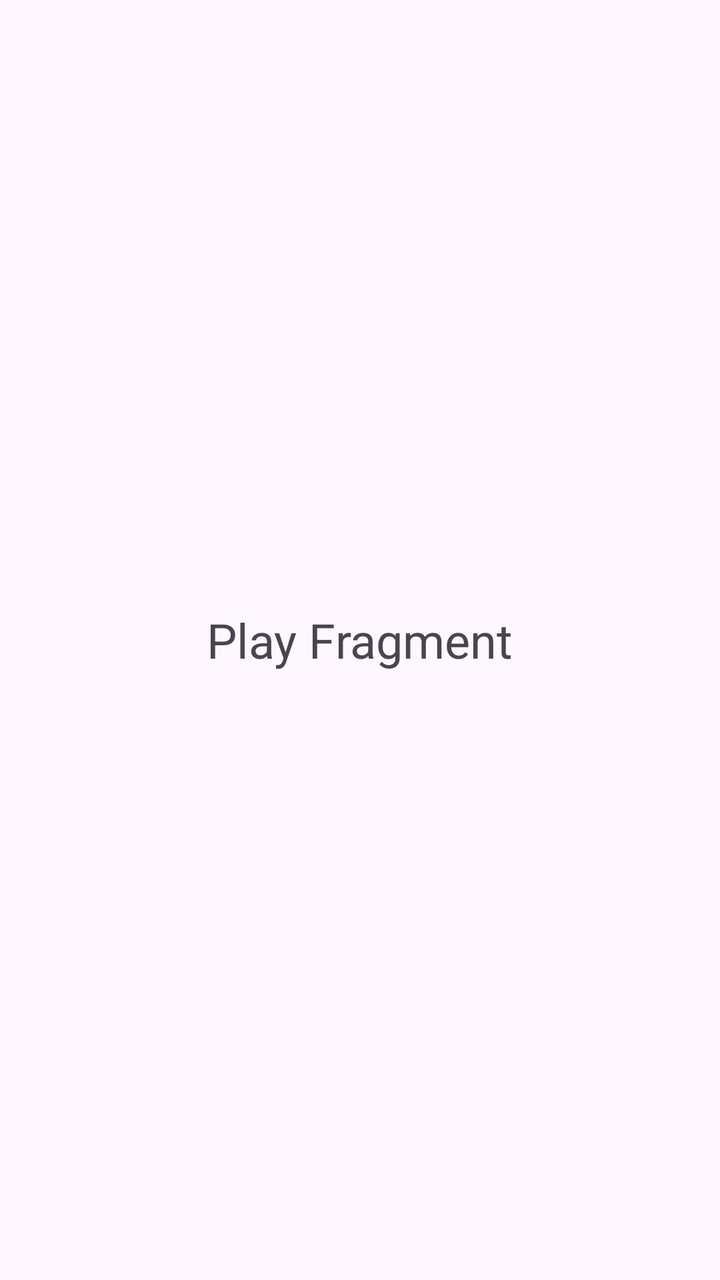
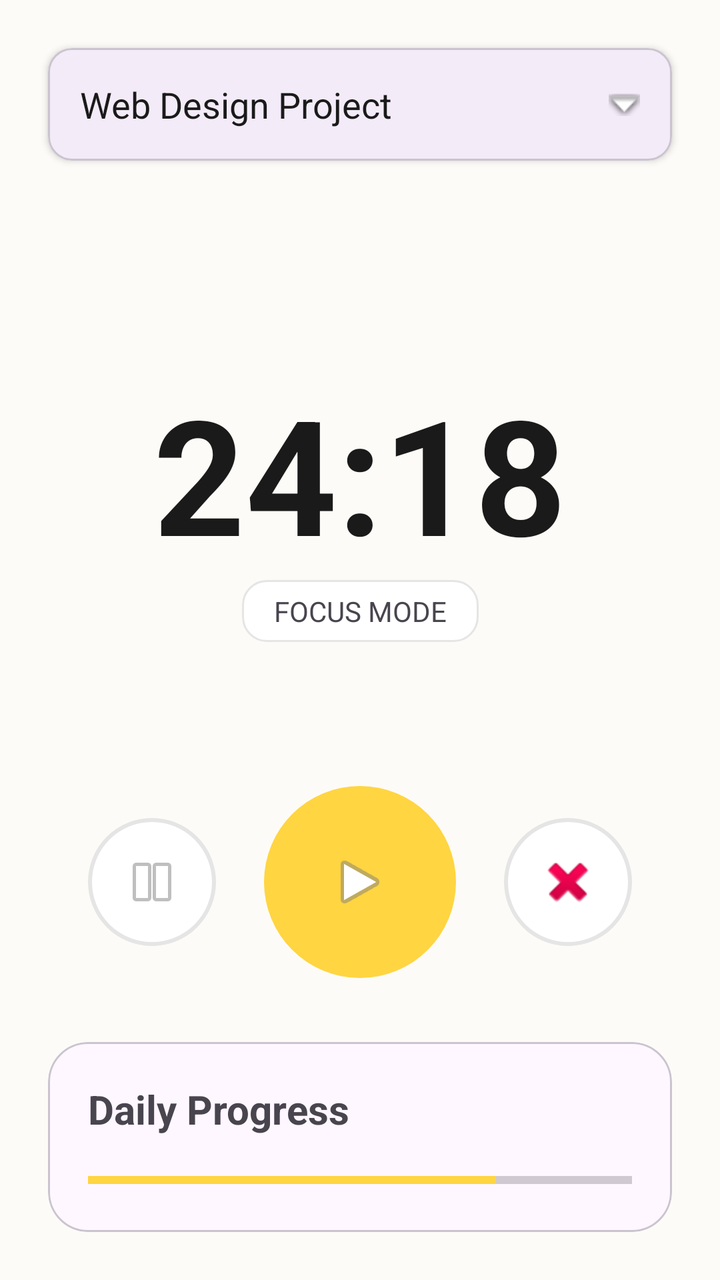

Compare the two renders of this Android layout. The source of the first and the diff that turns it into the second are given below.
<!-- AndroidManifest.xml: application theme Theme.Timetracker -->
<!-- res/layout/fragment_play.xml -->
<?xml version="1.0" encoding="utf-8"?>
<FrameLayout xmlns:android="http://schemas.android.com/apk/res/android"
    android:layout_width="match_parent"
    android:layout_height="match_parent">
    <TextView
        android:layout_width="wrap_content"
        android:layout_height="wrap_content"
        android:layout_gravity="center"
        android:text="Play Fragment"
        android:textSize="24sp" />
</FrameLayout>
<!-- resources referenced by this layout -->
<resources>
  <style name="Theme.Timetracker" parent="Base.Theme.Timetracker" />
  <style name="Base.Theme.Timetracker" parent="Theme.Material3.DayNight.NoActionBar">
          
          
      </style>
</resources>

<!-- the commit's change to res/layout/fragment_play.xml (unified diff, before → after) -->
@@ -1,11 +1,115 @@
 <?xml version="1.0" encoding="utf-8"?>
-<FrameLayout xmlns:android="http://schemas.android.com/apk/res/android"
+<androidx.constraintlayout.widget.ConstraintLayout
+    xmlns:android="http://schemas.android.com/apk/res/android"
+    xmlns:app="http://schemas.android.com/apk/res-auto"
     android:layout_width="match_parent"
-    android:layout_height="match_parent">
+    android:layout_height="match_parent"
+    android:background="@color/splash_bg">
+
+    <com.google.android.material.card.MaterialCardView
+        android:id="@+id/cardProject"
+        android:layout_width="match_parent"
+        android:layout_height="wrap_content"
+        android:layout_margin="24dp"
+        app:cardCornerRadius="12dp"
+        app:cardElevation="2dp"
+        app:layout_constraintTop_toTopOf="parent">
+
+        <TextView
+            android:layout_width="match_parent"
+            android:layout_height="wrap_content"
+            android:padding="16dp"
+            android:text="Web Design Project"
+            android:textSize="18sp"
+            android:textColor="@color/text_primary"
+            app:drawableEndCompat="@android:drawable/arrow_down_float" />
+    </com.google.android.material.card.MaterialCardView>
+
+    <TextView
+        android:id="@+id/tvTimer"
+        android:layout_width="wrap_content"
+        android:layout_height="wrap_content"
+        android:text="24:18"
+        android:textSize="80sp"
+        android:textStyle="bold"
+        android:textColor="@color/text_primary"
+        app:layout_constraintTop_toBottomOf="@id/cardProject"
+        app:layout_constraintBottom_toTopOf="@id/layoutButtons"
+        app:layout_constraintStart_toStartOf="parent"
+        app:layout_constraintEnd_toEndOf="parent" />
+
     <TextView
         android:layout_width="wrap_content"
         android:layout_height="wrap_content"
-        android:layout_gravity="center"
-        android:text="Play Fragment"
-        android:textSize="24sp" />
-</FrameLayout>
+        android:text="FOCUS MODE"
+        android:background="@drawable/bg_card_rounded"
+        android:paddingHorizontal="16dp"
+        android:paddingVertical="6dp"
+        app:layout_constraintTop_toBottomOf="@id/tvTimer"
+        app:layout_constraintStart_toStartOf="parent"
+        app:layout_constraintEnd_toEndOf="parent" />
+
+    <LinearLayout
+        android:id="@+id/layoutButtons"
+        android:layout_width="match_parent"
+        android:layout_height="wrap_content"
+        android:orientation="horizontal"
+        android:gravity="center"
+        android:layout_marginBottom="32dp"
+        app:layout_constraintBottom_toTopOf="@id/cardProgress">
+
+        <ImageButton
+            android:id="@+id/btnPause"
+            android:layout_width="64dp"
+            android:layout_height="64dp"
+            android:background="@drawable/bg_circle_white_border"
+            android:src="@android:drawable/ic_media_pause" />
+
+        <ImageButton
+            android:id="@+id/btnStart"
+            android:layout_width="96dp"
+            android:layout_height="96dp"
+            android:layout_marginHorizontal="24dp"
+            android:background="@drawable/bg_circle_yellow"
+            android:src="@android:drawable/ic_media_play" />
+
+        <ImageButton
+            android:id="@+id/btnStop"
+            android:layout_width="64dp"
+            android:layout_height="64dp"
+            android:background="@drawable/bg_circle_white_border"
+            android:src="@android:drawable/ic_delete" />
+    </LinearLayout>
+
+    <com.google.android.material.card.MaterialCardView
+        android:id="@+id/cardProgress"
+        android:layout_width="match_parent"
+        android:layout_height="wrap_content"
+        android:layout_margin="24dp"
+        app:cardCornerRadius="20dp"
+        app:layout_constraintBottom_toBottomOf="parent">
+
+        <LinearLayout
+            android:layout_width="match_parent"
+            android:layout_height="wrap_content"
+            android:orientation="vertical"
+            android:padding="20dp">
+
+            <TextView
+                android:layout_width="match_parent"
+                android:layout_height="wrap_content"
+                android:text="Daily Progress"
+                android:textSize="20sp"
+                android:textStyle="bold" />
+
+            <ProgressBar
+                style="?android:attr/progressBarStyleHorizontal"
+                android:layout_width="match_parent"
+                android:layout_height="12dp"
+                android:layout_marginTop="16dp"
+                android:progress="75"
+                android:progressTint="@color/accent_yellow" />
+        </LinearLayout>
+    </com.google.android.material.card.MaterialCardView>
+
+</androidx.constraintlayout.widget.ConstraintLayout>
<!-- resource entries referenced after the edit -->
@@ -1,6 +1,44 @@
 <!-- resources referenced by this layout -->
 <resources>
+  <color name="accent_yellow">#FFD541</color>
+  <color name="splash_bg">#FDFBF7</color>
+  <color name="text_primary">#1A1A1A</color>
+  <!-- drawable bg_card_rounded (drawable) -->
+  <?xml version="1.0" encoding="utf-8"?>
+  <shape xmlns:android="http://schemas.android.com/apk/res/android"
+      android:shape="rectangle">
+  
+      <solid android:color="@color/white" />
+  
+      <corners android:radius="12dp" />
+  
+      <stroke
+          android:width="1dp"
+          android:color="#E5E5E5" />
+  
+  </shape>
+  <!-- drawable bg_circle_white_border (drawable) -->
+  <?xml version="1.0" encoding="utf-8"?>
+  <shape xmlns:android="http://schemas.android.com/apk/res/android"
+      android:shape="oval">
+  
+      <solid android:color="@color/white" />
+  
+      <stroke
+          android:width="2dp"
+          android:color="#E5E5E5" />
+  
+  </shape>
+  <!-- drawable bg_circle_yellow (drawable) -->
+  <?xml version="1.0" encoding="utf-8"?>
+  <shape xmlns:android="http://schemas.android.com/apk/res/android"
+      android:shape="oval">
+  
+      <solid android:color="@color/accent_yellow" />
+  
+  </shape>
   <style name="Theme.Timetracker" parent="Base.Theme.Timetracker" />
+  <color name="white">#FFFFFFFF</color>
   <style name="Base.Theme.Timetracker" parent="Theme.Material3.DayNight.NoActionBar">
           
           
